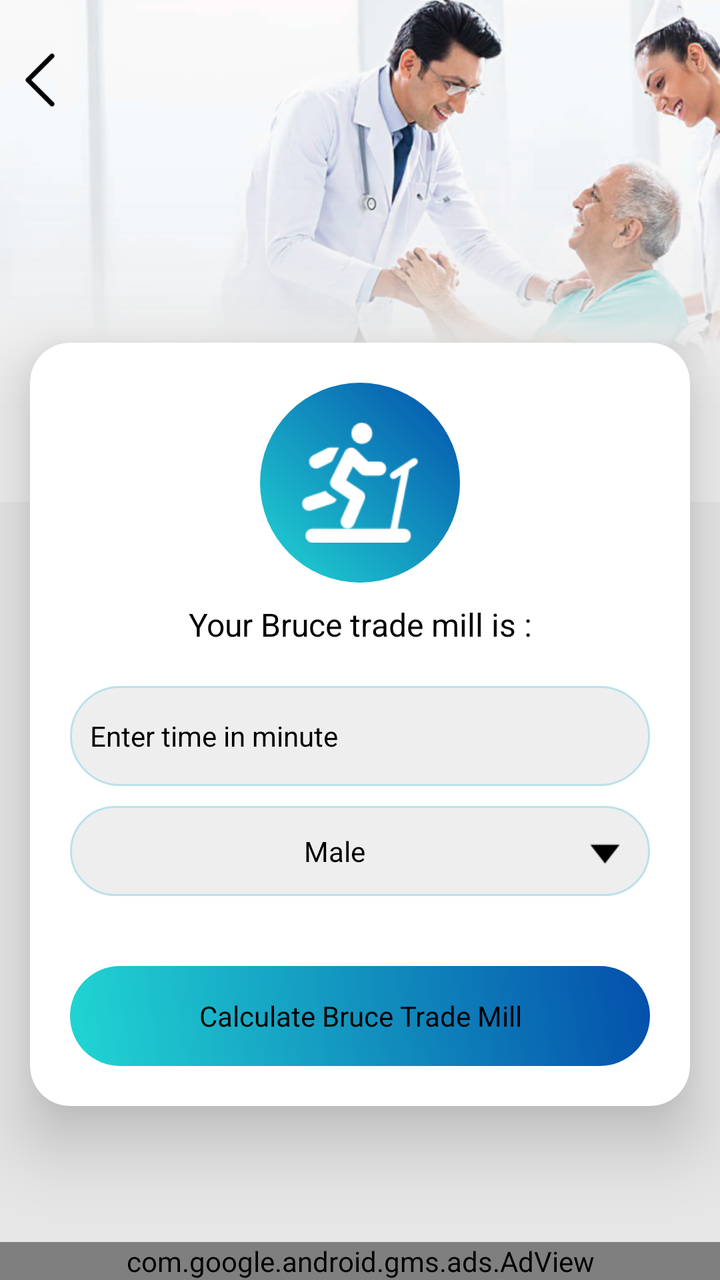
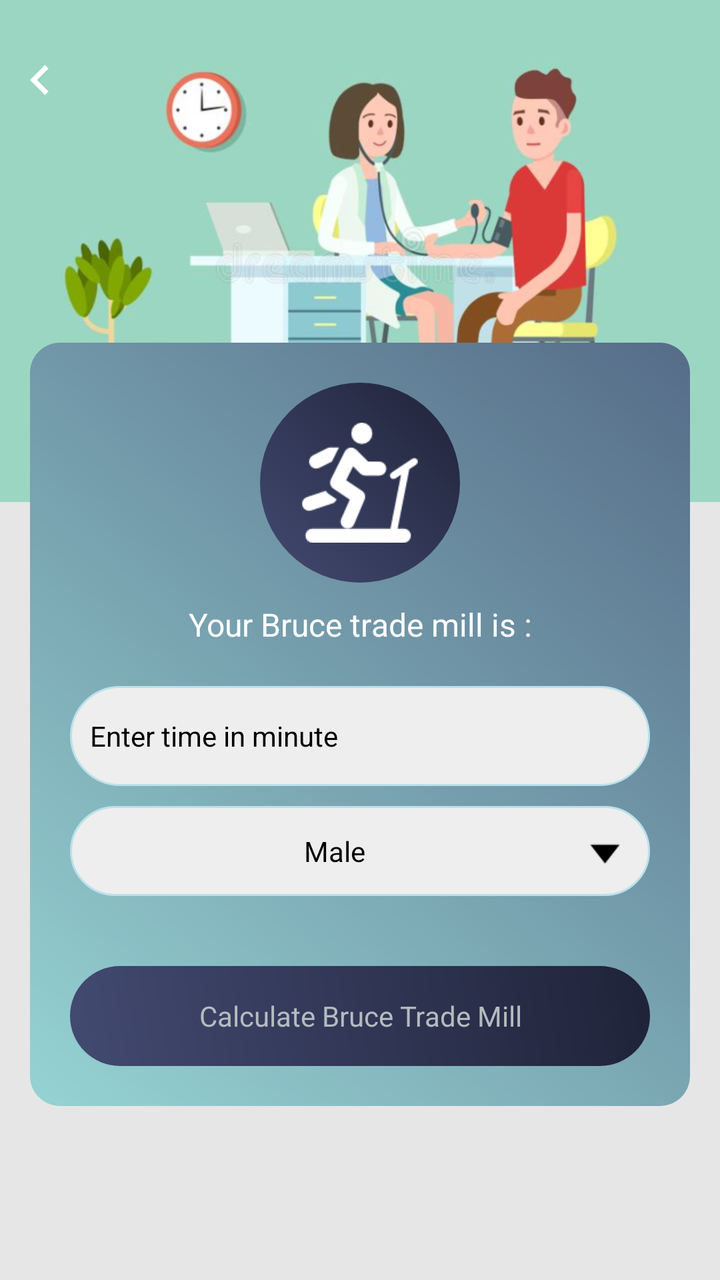

Two renders of the same Android screen: before a commit and after it. Below are the layout's source before the change and the commit's diff.
<!-- AndroidManifest.xml: application theme AppTheme -->
<!-- res/layout/trademil_calculator.xml -->
<?xml version="1.0" encoding="utf-8"?>
<RelativeLayout xmlns:android="http://schemas.android.com/apk/res/android"
    xmlns:aapt="http://schemas.android.com/aapt"
    xmlns:app="http://schemas.android.com/apk/res-auto"
    android:layout_width="match_parent"
    android:layout_height="match_parent"
    android:background="@color/gray_color">

    <RelativeLayout
        android:id="@+id/banner"
        android:layout_width="match_parent"
        android:layout_height="wrap_content"
        android:background="@mipmap/calculator_banner_2">

    </RelativeLayout>
    <ImageView
        android:id="@+id/iv_back"
        android:layout_width="40dp"
        android:layout_height="40dp"
        android:layout_alignParentLeft="true"
        android:layout_alignParentTop="true"
        android:layout_marginTop="20dp"
        android:padding="5dp"
        android:src="@mipmap/left_arrow" />



    <androidx.cardview.widget.CardView
        android:id="@+id/cardviewone"
        android:layout_marginBottom="60dp"
        android:layout_width="match_parent"
        android:layout_height="wrap_content"
        android:layout_marginLeft="@dimen/text_15"
        android:layout_below="@+id/banner"
        android:layout_marginTop="-80dp"
        android:layout_marginRight="@dimen/text_15"
        android:orientation="horizontal"
        app:cardCornerRadius="20dp"
        app:cardElevation="20dip">



        
    <ScrollView
        android:layout_width="match_parent"
        android:layout_height="wrap_content"
        android:layout_above="@+id/ad_layout"
        android:layout_below="@+id/tv_trademill">

        <LinearLayout
            android:layout_width="match_parent"
            android:layout_height="wrap_content"
            android:layout_centerInParent="true"
            android:layout_margin="20dp"
            android:orientation="vertical">

            <RelativeLayout
                android:layout_width="match_parent"
                android:layout_above="@+id/cardviewone"

                android:layout_height="wrap_content">
                <RelativeLayout
                    android:id="@+id/rel12"
                    android:layout_width="100dp"
                    android:layout_centerInParent="true"
                    android:background="@drawable/a3_grad"
                    android:layout_height="100dp">

                    <ImageView
                        android:id="@+id/iv_trademill"
                        android:layout_width="60dp"
                        android:layout_height="60dp"
                        android:layout_centerHorizontal="true"
                        android:layout_centerInParent="true"
                        android:src="@drawable/img_bruce_trade_mill" />
                </RelativeLayout>
            </RelativeLayout>


            <TextView
                android:id="@+id/tv_trademill"
                android:layout_width="match_parent"
                android:layout_height="wrap_content"
                android:layout_below="@+id/rel12"
                android:textAlignment="center"
                android:layout_centerHorizontal="true"
                android:layout_margin="10dp"
                android:text="@string/Bruce_trade_mill"
                android:textColor="@color/black"
                android:textSize="@dimen/textsize_16" />

            <EditText
                android:id="@+id/et_minute"
                android:layout_width="match_parent"
                android:layout_height="50dp"
                android:layout_marginBottom="10dp"
                android:layout_marginTop="10dp"
                android:layout_weight="7"
                android:background="@drawable/corner2"
                android:hint="@string/Enter_time_in_minute"
                android:imeOptions="actionNext"
                android:inputType="number"
                android:paddingLeft="10dp"
                android:textColor="@color/black"
                android:textColorHint="@color/black"
                android:textSize="@dimen/textsize_14" />

            <LinearLayout
                android:id="@+id/llbodyfat"
                android:layout_width="match_parent"
                android:layout_height="50dp"
                android:orientation="horizontal">

                <TextView
                    android:id="@+id/tv_genderunit"
                    android:layout_width="0dp"
                    android:layout_height="match_parent"
                    android:layout_weight="7"
                    android:background="@drawable/corner2"
                    android:gravity="fill"
                    android:inputType="numberDecimal"
                    android:paddingLeft="10dp"
                    android:text="@string/Male"
                    android:textColor="@color/black"
                    android:textColorHint="@color/transperent"
                    android:textSize="@dimen/textsize_14"
                    android:visibility="gone" />

                <TextView
                    android:id="@+id/tv_gender"
                    android:layout_width="0dp"
                    android:layout_height="match_parent"
                    android:layout_marginBottom="5dp"
                    android:layout_weight="3"
                    android:background="@drawable/corner2"
                    android:drawableRight="@mipmap/down"
                    android:gravity="center"
                    android:padding="10dp"
                    android:text="@string/Male"
                    android:textColor="@color/black"
                    android:textSize="@dimen/textsize_14" />
            </LinearLayout>

            <TextView
                android:id="@+id/tv_calculate_trademill"
                android:layout_width="match_parent"
                android:layout_height="50dp"
                android:layout_marginTop="30dp"
                android:background="@drawable/a3_grad"
                android:gravity="center"
                android:text="@string/Calculate_Bruce_Trade_Mill"
                android:textColor="@color/black"
                android:textColorHint="@color/black"
                android:textSize="@dimen/textsize_14" />
        </LinearLayout>
    </ScrollView>

    </androidx.cardview.widget.CardView>
    <include
        android:id="@+id/ad_layout"
        layout="@layout/native_ad"
        android:layout_width="match_parent"
        android:layout_height="wrap_content"
        android:layout_alignParentLeft="true"
        android:layout_alignParentBottom="true"
        android:layout_gravity="top|center_vertical|center_horizontal|center" />
</RelativeLayout>
<!-- res/layout/native_ad.xml (included above) -->
<?xml version="1.0" encoding="utf-8"?>
<LinearLayout xmlns:android="http://schemas.android.com/apk/res/android"
    xmlns:aapt="http://schemas.android.com/aapt"
    xmlns:app="http://schemas.android.com/apk/res-auto"
    android:layout_width="match_parent"
    android:layout_height="wrap_content"
    android:orientation="vertical">

    <com.google.android.gms.ads.AdView
        android:id="@+id/adView"
        android:layout_width="match_parent"
        android:layout_height="wrap_content"
        android:layout_above="@+id/ll_footer_menu"
        app:adSize="BANNER"
        app:adUnitId="@string/banner_ad" />
</LinearLayout>
<!-- resources referenced by this layout -->
<resources>
  <color name="black">#000000</color>
  <color name="gray_color">#E6E6E6</color>
  <color name="transperent">#00ffffff</color>
  <dimen name="text_15">15sp</dimen>
  <dimen name="textsize_14">14sp</dimen>
  <dimen name="textsize_16">16sp</dimen>
  <!-- drawable a3_grad (drawable) -->
  <?xml version="1.0" encoding="utf-8"?>
  <shape xmlns:android="http://schemas.android.com/apk/res/android">
      <gradient
          android:angle="225"
          android:endColor="#21d6d3"
          android:startColor="#044fab" />
  
      <corners android:radius="200dp"/>
      
  </shape>
  <!-- drawable corner2 (drawable) -->
  <?xml version="1.0" encoding="utf-8"?>
  <shape xmlns:android="http://schemas.android.com/apk/res/android"
      android:shape="rectangle">
  
  
      <stroke
          android:width="1dp"
          android:color="#BBE1EB"/>
  
      <corners android:radius="200dp"/>
  
      <solid
          android:color="#EEEEEE"/>
  
  </shape>
  <!-- drawable img_bruce_trade_mill: png bitmap (drawable, 1554 bytes) -->
  <!-- mipmap calculator_banner_2: png bitmap (mipmap-xhdpi, 230774 bytes) -->
  <!-- mipmap down: png bitmap (mipmap-xhdpi, 325 bytes) -->
  <!-- mipmap left_arrow: png bitmap (mipmap-xhdpi, 499 bytes) -->
  <string name="Bruce_trade_mill">Your Bruce trade mill is :</string>
  <string name="Calculate_Bruce_Trade_Mill">Calculate Bruce Trade Mill</string>
  <string name="Enter_time_in_minute">Enter time in minute</string>
  <string name="Male">Male</string>
  <string name="banner_ad">ca-app-pub-3940256099942544/6300978111</string>
  <style name="AppTheme" parent="Theme.AppCompat.Light.DarkActionBar">
          
          <item name="colorPrimary">@color/colorPrimary</item>
          <item name="colorPrimaryDark">@color/colorPrimaryDark</item>
          <item name="colorAccent">@color/colorAccent</item>
      </style>
  <color name="colorPrimary">#36D1DC</color>
  <color name="colorPrimaryDark">#044fab</color>
  <color name="colorAccent">#03DAC5</color>
</resources>

<!-- the commit's change to res/layout/trademil_calculator.xml (unified diff, before → after) -->
@@ -21,11 +21,11 @@
         android:layout_alignParentTop="true"
         android:layout_marginTop="20dp"
         android:padding="5dp"
-        android:src="@mipmap/left_arrow" />
+        android:src="@drawable/ic_chevron_left_white_24dp" />
 
 
 
-    <androidx.cardview.widget.CardView
+    <LinearLayout
         android:id="@+id/cardviewone"
         android:layout_marginBottom="60dp"
         android:layout_width="match_parent"
@@ -35,7 +35,7 @@
         android:layout_marginTop="-80dp"
         android:layout_marginRight="@dimen/text_15"
         android:orientation="horizontal"
-        app:cardCornerRadius="20dp"
+        android:background="@drawable/a2_grad_black"
         app:cardElevation="20dip">
 
 
@@ -44,7 +44,7 @@
     <ScrollView
         android:layout_width="match_parent"
         android:layout_height="wrap_content"
-        android:layout_above="@+id/ad_layout"
+        android:layout_above="@+id/normal_ad_include"
         android:layout_below="@+id/tv_trademill">
 
         <LinearLayout
@@ -86,7 +86,7 @@
                 android:layout_centerHorizontal="true"
                 android:layout_margin="10dp"
                 android:text="@string/Bruce_trade_mill"
-                android:textColor="@color/black"
+                android:textColor="@color/white"
                 android:textSize="@dimen/textsize_16" />
 
             <EditText
@@ -149,36 +149,18 @@
                 android:background="@drawable/a3_grad"
                 android:gravity="center"
                 android:text="@string/Calculate_Bruce_Trade_Mill"
-                android:textColor="@color/black"
-                android:textColorHint="@color/black"
+                android:textColor="@color/textColor"
+                android:textColorHint="@color/textColor"
                 android:textSize="@dimen/textsize_14" />
         </LinearLayout>
     </ScrollView>
 
-    </androidx.cardview.widget.CardView>
-    <include
-        android:id="@+id/ad_layout"
-        layout="@layout/native_ad"
+    </LinearLayout>
+
+    <LinearLayout
+        android:id="@+id/normal_ad_include"
         android:layout_width="match_parent"
         android:layout_height="wrap_content"
-        android:layout_alignParentLeft="true"
-        android:layout_alignParentBottom="true"
-        android:layout_gravity="top|center_vertical|center_horizontal|center" />
+        android:orientation="vertical"
+        android:layout_alignParentBottom="true"/>
 </RelativeLayout>
-<!-- res/layout/native_ad.xml (included above) -->
-<?xml version="1.0" encoding="utf-8"?>
-<LinearLayout xmlns:android="http://schemas.android.com/apk/res/android"
-    xmlns:aapt="http://schemas.android.com/aapt"
-    xmlns:app="http://schemas.android.com/apk/res-auto"
-    android:layout_width="match_parent"
-    android:layout_height="wrap_content"
-    android:orientation="vertical">
-
-    <com.google.android.gms.ads.AdView
-        android:id="@+id/adView"
-        android:layout_width="match_parent"
-        android:layout_height="wrap_content"
-        android:layout_above="@+id/ll_footer_menu"
-        app:adSize="BANNER"
-        app:adUnitId="@string/banner_ad" />
-</LinearLayout>
<!-- resource entries referenced after the edit -->
@@ -2,20 +2,33 @@
 <resources>
   <color name="black">#000000</color>
   <color name="gray_color">#E6E6E6</color>
+  <color name="textColor">#ffb4bcc0</color>
   <color name="transperent">#00ffffff</color>
+  <color name="white">#ffffff</color>
   <dimen name="text_15">15sp</dimen>
   <dimen name="textsize_14">14sp</dimen>
   <dimen name="textsize_16">16sp</dimen>
-  <!-- drawable a3_grad (drawable) -->
+  <!-- drawable a2_grad_black (drawable) -->
   <?xml version="1.0" encoding="utf-8"?>
   <shape xmlns:android="http://schemas.android.com/apk/res/android">
       <gradient
           android:angle="225"
-          android:endColor="#21d6d3"
-          android:startColor="#044fab" />
+          android:endColor="#96D3D3"
+          android:startColor="#566C88" />
   
-      <corners android:radius="200dp"/>
-      
+      <corners android:radius="15dp"/>
+  
+  </shape>
+  <!-- drawable a3_grad (drawable) -->
+  <?xml version="1.0" encoding="utf-8"?>
+  <shape xmlns:android="http://schemas.android.com/apk/res/android">
+  <gradient
+      android:angle="225"
+      android:endColor="#434A71"
+      android:startColor="#1F2339" />
+  
+  <corners android:radius="200dp"/>
+  
   </shape>
   <!-- drawable corner2 (drawable) -->
   <?xml version="1.0" encoding="utf-8"?>
@@ -33,23 +46,27 @@
           android:color="#EEEEEE"/>
   
   </shape>
+  <!-- drawable ic_chevron_left_white_24dp (drawable) -->
+  <vector android:height="24dp" android:tint="#FFFFFF"
+      android:viewportHeight="24" android:viewportWidth="24"
+      android:width="24dp" xmlns:android="http://schemas.android.com/apk/res/android">
+      <path android:fillColor="@android:color/white" android:pathData="M15.41,7.41L14,6l-6,6 6,6 1.41,-1.41L10.83,12z"/>
+  </vector>
   <!-- drawable img_bruce_trade_mill: png bitmap (drawable, 1554 bytes) -->
-  <!-- mipmap calculator_banner_2: png bitmap (mipmap-xhdpi, 230774 bytes) -->
+  <!-- mipmap calculator_banner_2: png bitmap (mipmap-xhdpi, 192739 bytes) -->
   <!-- mipmap down: png bitmap (mipmap-xhdpi, 325 bytes) -->
-  <!-- mipmap left_arrow: png bitmap (mipmap-xhdpi, 499 bytes) -->
   <string name="Bruce_trade_mill">Your Bruce trade mill is :</string>
   <string name="Calculate_Bruce_Trade_Mill">Calculate Bruce Trade Mill</string>
   <string name="Enter_time_in_minute">Enter time in minute</string>
   <string name="Male">Male</string>
-  <string name="banner_ad">ca-app-pub-3940256099942544/6300978111</string>
   <style name="AppTheme" parent="Theme.AppCompat.Light.DarkActionBar">
           
           <item name="colorPrimary">@color/colorPrimary</item>
           <item name="colorPrimaryDark">@color/colorPrimaryDark</item>
           <item name="colorAccent">@color/colorAccent</item>
       </style>
-  <color name="colorPrimary">#36D1DC</color>
-  <color name="colorPrimaryDark">#044fab</color>
-  <color name="colorAccent">#03DAC5</color>
+  <color name="colorPrimary">#434A71</color>
+  <color name="colorPrimaryDark">#1F2339</color>
+  <color name="colorAccent">#1F2339</color>
 </resources>
 
